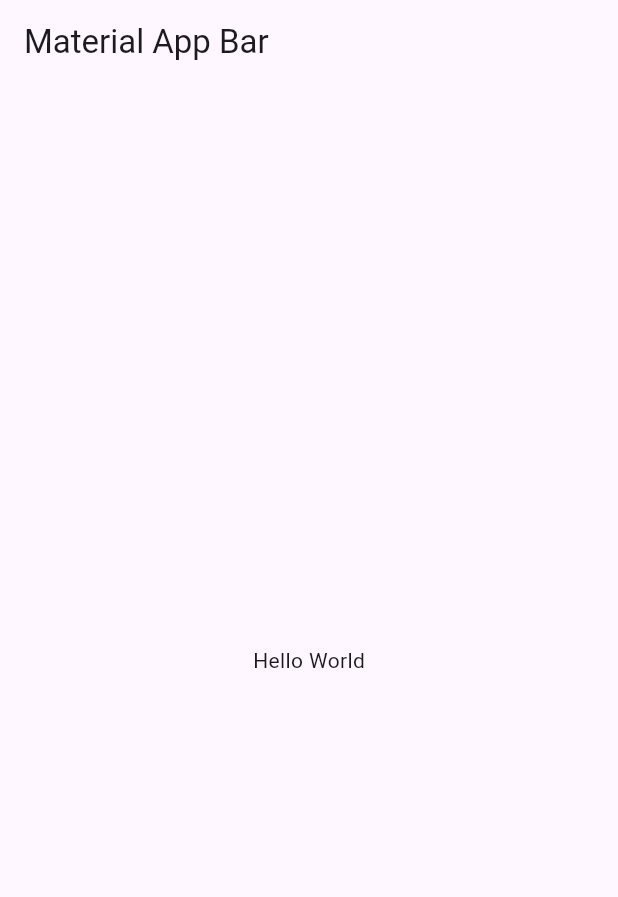
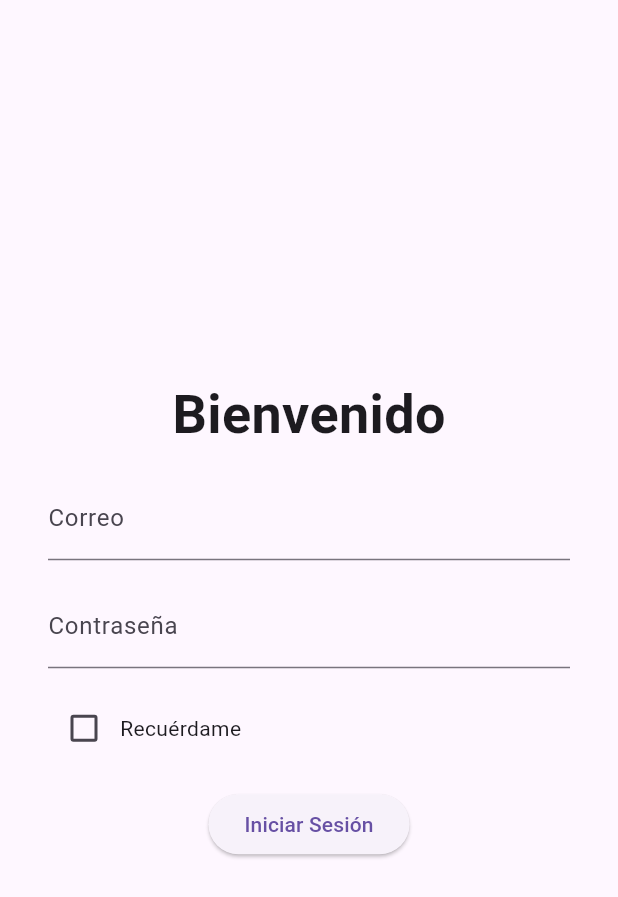
Before and after one commit to ElAx7/ProyectoMoviles, a Flutter app: the screen it shows after launch, on a phone screen of 412 x 824 dp. Shown: the top 897 px of the screen. Run offline on Flutter 3.47's test engine with Material 3 defaults, Android fonts, the phone set to English and light mode, and no system bars.

```diff
--- a/proyeto_moviles/lib/home_page.dart
+++ b/proyeto_moviles/lib/home_page.dart
@@ -1,18 +1,89 @@
 import 'package:flutter/material.dart';
 
 class HomePage extends StatelessWidget {
-  const HomePage({
-    super.key,
-  });
+  @override
+  Widget build(BuildContext context) {
+    return Scaffold(
+      body: LoginScreen(),
+    );
+  }
+}
+
+class LoginScreen extends StatefulWidget {
+  @override
+  _LoginScreenState createState() => _LoginScreenState();
+}
+
+class _LoginScreenState extends State<LoginScreen> {
+  String _email = "";
+  String _password = "";
+  bool _rememberMe = false;
+
+  final _emailController = TextEditingController();
+  final _passwordController = TextEditingController();
 
   @override
   Widget build(BuildContext context) {
-    return Scaffold(
-      appBar: AppBar(
-        title: const Text('Material App Bar'),
-      ),
-      body: const Center(
-        child: Text('Hello World'),
+    return Container(
+      padding: EdgeInsets.all(32),
+      child: Column(
+        mainAxisAlignment: MainAxisAlignment.center,
+        children: [
+          Text(
+            "Bienvenido",
+            style: TextStyle(
+              fontSize: 36,
+              fontWeight: FontWeight.bold,
+            ),
+          ),
+          SizedBox(height: 16),
+          TextField(
+            controller: _emailController,
+            decoration: InputDecoration(
+              labelText: "Correo",
+            ),
+            onChanged: (value) {
+              setState(() {
+                _email = value;
+              });
+            },
+          ),
+          SizedBox(height: 16),
+          TextField(
+            controller: _passwordController,
+            decoration: InputDecoration(
+              labelText: "Contraseña",
+            ),
+            onChanged: (value) {
+              setState(() {
+                _password = value;
+              });
+            },
+            obscureText: true,
+          ),
+          SizedBox(height: 16),
+          Row(
+            children: [
+              Checkbox(
+                value: _rememberMe,
+                onChanged: (value) {
+                  setState(() {
+                    _rememberMe = value!;
+                  });
+                },
+              ),
+              Text("Recuérdame"),
+            ],
+          ),
+          SizedBox(height: 16),
+          ElevatedButton(
+            onPressed: () {
+              // Aquí podrías implementar la lógica de inicio de sesión
+              // utilizando los valores de _email, _password y _rememberMe
+            },
+            child: Text("Iniciar Sesión"),
+          ),
+        ],
       ),
     );
   }
```
